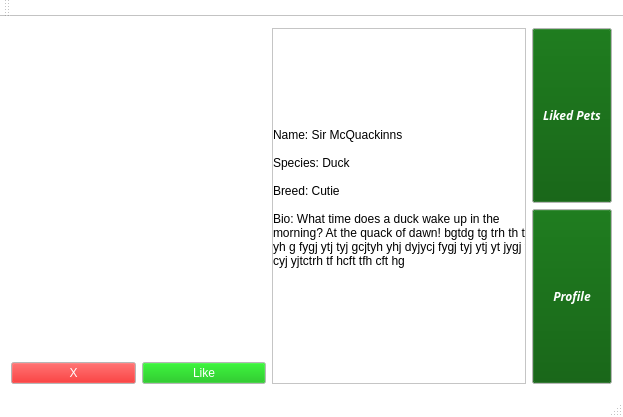
CS-205-S21/team_1_4, file pet_tinder/gui/petfinder.ui: the form before one commit.
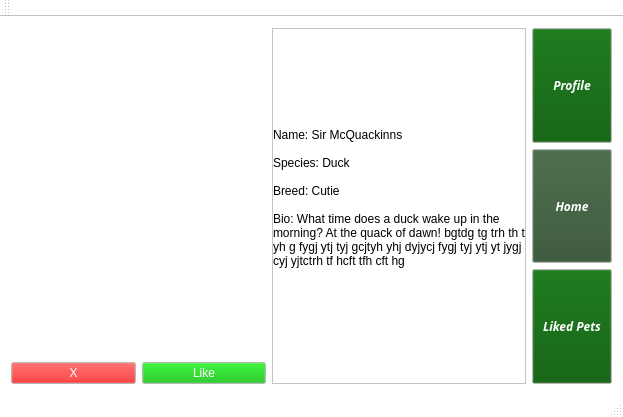
The form after the commit.

Commit message: Pet Tinder - Fixed database methods & added GUI profile

```diff
--- a/pet_tinder/gui/petfinder.ui
+++ b/pet_tinder/gui/petfinder.ui
@@ -512,68 +512,7 @@
        </widget>
       </item>
       <item>
-       <layout class="QVBoxLayout" name="verticalLayout">
-        <item>
-         <widget class="QPushButton" name="petListButton">
-          <property name="maximumSize">
-           <size>
-            <width>10000</width>
-            <height>10000</height>
-           </size>
-          </property>
-          <property name="palette">
-           <palette>
-            <active>
-             <colorrole role="Button">
-              <brush brushstyle="SolidPattern">
-               <color alpha="255">
-                <red>0</red>
-                <green>85</green>
-                <blue>0</blue>
-               </color>
-              </brush>
-             </colorrole>
-            </active>
-            <inactive>
-             <colorrole role="Button">
-              <brush brushstyle="SolidPattern">
-               <color alpha="255">
-                <red>0</red>
-                <green>85</green>
-                <blue>0</blue>
-               </color>
-              </brush>
-             </colorrole>
-            </inactive>
-            <disabled>
-             <colorrole role="Button">
-              <brush brushstyle="SolidPattern">
-               <color alpha="255">
-                <red>0</red>
-                <green>85</green>
-                <blue>0</blue>
-               </color>
-              </brush>
-             </colorrole>
-            </disabled>
-           </palette>
-          </property>
-          <property name="font">
-           <font>
-            <family>Purisa</family>
-            <weight>75</weight>
-            <italic>true</italic>
-            <bold>true</bold>
-           </font>
-          </property>
-          <property name="layoutDirection">
-           <enum>Qt::LeftToRight</enum>
-          </property>
-          <property name="text">
-           <string>Liked Pets</string>
-          </property>
-         </widget>
-        </item>
+       <layout class="QVBoxLayout" name="verticalLayout" stretch="2,2,2">
         <item>
          <widget class="QPushButton" name="profileButton">
           <property name="maximumSize">
@@ -641,6 +580,125 @@
           </property>
          </widget>
         </item>
+        <item>
+         <widget class="QPushButton" name="homeButton">
+          <property name="maximumSize">
+           <size>
+            <width>10000</width>
+            <height>10000</height>
+           </size>
+          </property>
+          <property name="palette">
+           <palette>
+            <active>
+             <colorrole role="Button">
+              <brush brushstyle="SolidPattern">
+               <color alpha="255">
+                <red>47</red>
+                <green>79</green>
+                <blue>47</blue>
+               </color>
+              </brush>
+             </colorrole>
+            </active>
+            <inactive>
+             <colorrole role="Button">
+              <brush brushstyle="SolidPattern">
+               <color alpha="255">
+                <red>47</red>
+                <green>79</green>
+                <blue>47</blue>
+               </color>
+              </brush>
+             </colorrole>
+            </inactive>
+            <disabled>
+             <colorrole role="Button">
+              <brush brushstyle="SolidPattern">
+               <color alpha="255">
+                <red>47</red>
+                <green>79</green>
+                <blue>47</blue>
+               </color>
+              </brush>
+             </colorrole>
+            </disabled>
+           </palette>
+          </property>
+          <property name="font">
+           <font>
+            <family>Purisa</family>
+            <weight>75</weight>
+            <italic>true</italic>
+            <bold>true</bold>
+           </font>
+          </property>
+          <property name="text">
+           <string>Home</string>
+          </property>
+         </widget>
+        </item>
+        <item>
+         <widget class="QPushButton" name="petListButton">
+          <property name="maximumSize">
+           <size>
+            <width>10000</width>
+            <height>10000</height>
+           </size>
+          </property>
+          <property name="palette">
+           <palette>
+            <active>
+             <colorrole role="Button">
+              <brush brushstyle="SolidPattern">
+               <color alpha="255">
+                <red>0</red>
+                <green>85</green>
+                <blue>0</blue>
+               </color>
+              </brush>
+             </colorrole>
+            </active>
+            <inactive>
+             <colorrole role="Button">
+              <brush brushstyle="SolidPattern">
+               <color alpha="255">
+                <red>0</red>
+                <green>85</green>
+                <blue>0</blue>
+               </color>
+              </brush>
+             </colorrole>
+            </inactive>
+            <disabled>
+             <colorrole role="Button">
+              <brush brushstyle="SolidPattern">
+               <color alpha="255">
+                <red>0</red>
+                <green>85</green>
+                <blue>0</blue>
+               </color>
+              </brush>
+             </colorrole>
+            </disabled>
+           </palette>
+          </property>
+          <property name="font">
+           <font>
+            <family>Purisa</family>
+            <weight>75</weight>
+            <italic>true</italic>
+            <bold>true</bold>
+           </font>
+          </property>
+          <property name="layoutDirection">
+           <enum>Qt::LeftToRight</enum>
+          </property>
+          <property name="text">
+           <string>Liked Pets</string>
+          </property>
+         </widget>
+        </item>
        </layout>
       </item>
      </layout>
```
Left out of the diff: 3 changed lines with no effect on the pictures. The commit also changes 7 other files.
